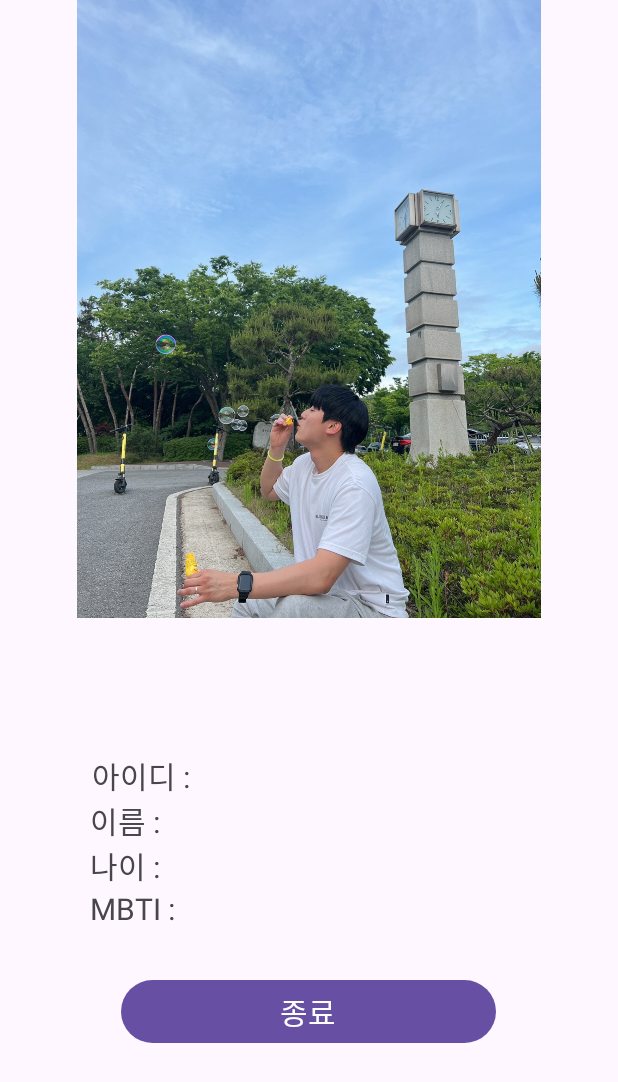
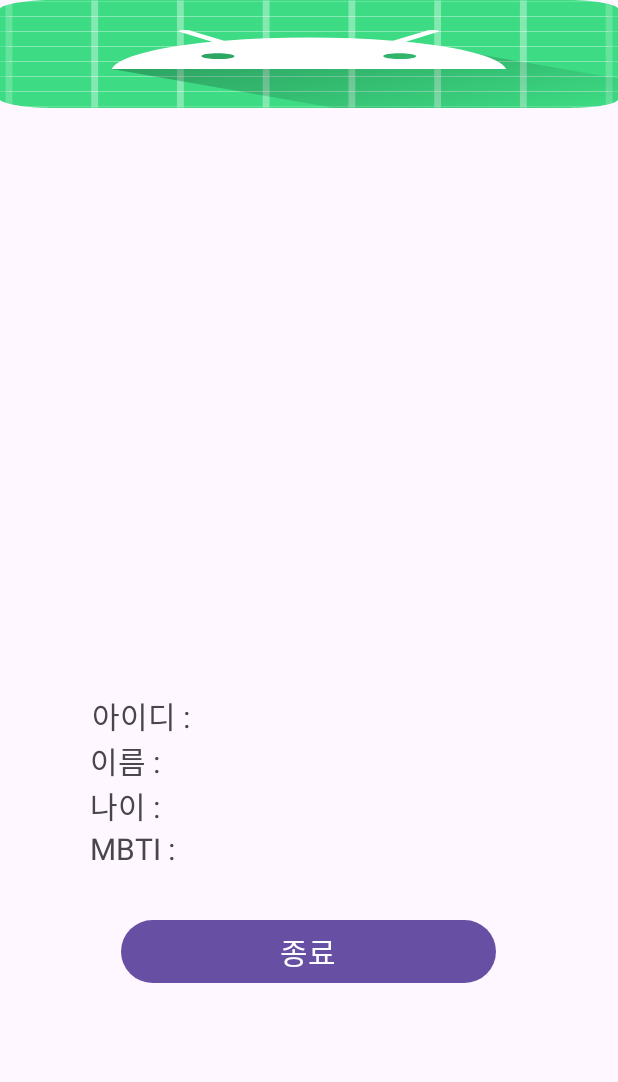
Before and after one commit to 4seokhyeon/Myself, an Android app: the layout activity_home.xml on its own in the app's theme, with its tools: preview values and no code run, on a phone screen of 412 x 824 dp. Shown: the top 1082 px of the screen. Run offline under Robolectric (Android 15) with nearby library versions, the phone set to English and light mode, and no system bars.

Commit message:
[FEAT] : ⚙️ 완성

```diff
--- a/app/src/main/java/com/example/myself/SignInActivity.kt
+++ b/app/src/main/java/com/example/myself/SignInActivity.kt
@@ -36,8 +36,6 @@ class SignInActivity : AppCompatActivity() {
 
                 val intent = Intent(this, HomeActivity::class.java)
                 intent.putExtra("userId", id)
-
-
                 startActivity(intent)
 
             } else {
--- a/app/src/main/res/layout/activity_home.xml
+++ b/app/src/main/res/layout/activity_home.xml
@@ -18,7 +18,8 @@
             android:id="@+id/p_main"
             android:layout_width="match_parent"
             android:layout_height="wrap_content"
-            android:src="@drawable/main" />
+            android:scaleType="fitXY"
+            android:src="@mipmap/ic_launcher_round" />
 
 
     </LinearLayout>
@@ -33,7 +34,7 @@
 
         <Space
             android:layout_width="match_parent"
-            android:layout_height="90dp" />
+            android:layout_height="50dp" />
 
         <TextView
             android:id="@+id/bl_id"
```
Also changed, not shown: app/src/main/java/com/example/myself/HomeActivity.kt (+29 -3 lines), app/src/main/res/drawable/dangdang.jpg (added), app/src/main/res/drawable/jeju.jpg (added), app/src/main/res/drawable/jejui1.jpg (added), app/src/main/res/drawable/seol.jpg (added).
